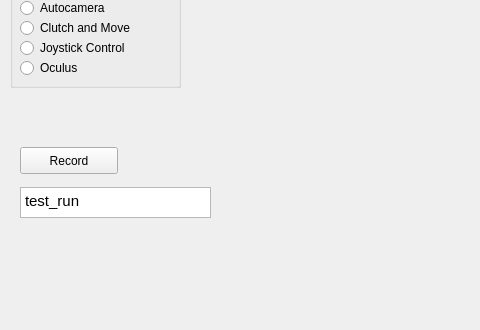
First picture: the form in scripts/camera_control_gui.ui, repository careslab/autocamera, before the edit; both pictures show x 0 to 480 and y 283 to 613 of the 672 by 613 pixel window.
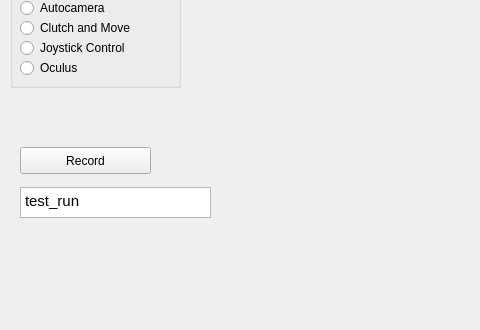
Second picture: the form after the edit.

```diff
--- a/scripts/camera_control_gui.ui
+++ b/scripts/camera_control_gui.ui
@@ -309,7 +309,7 @@
     <rect>
      <x>20</x>
      <y>430</y>
-     <width>98</width>
+     <width>131</width>
      <height>27</height>
     </rect>
    </property>
```
